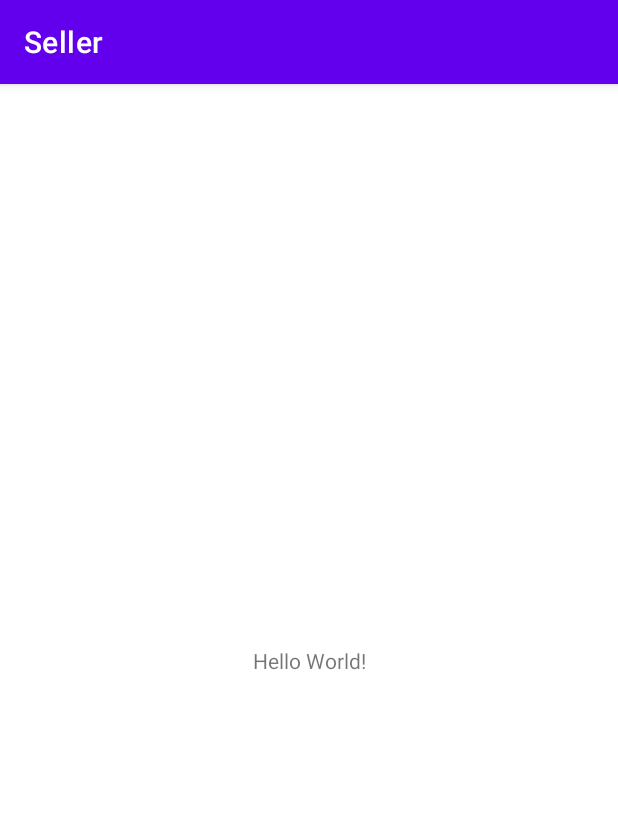
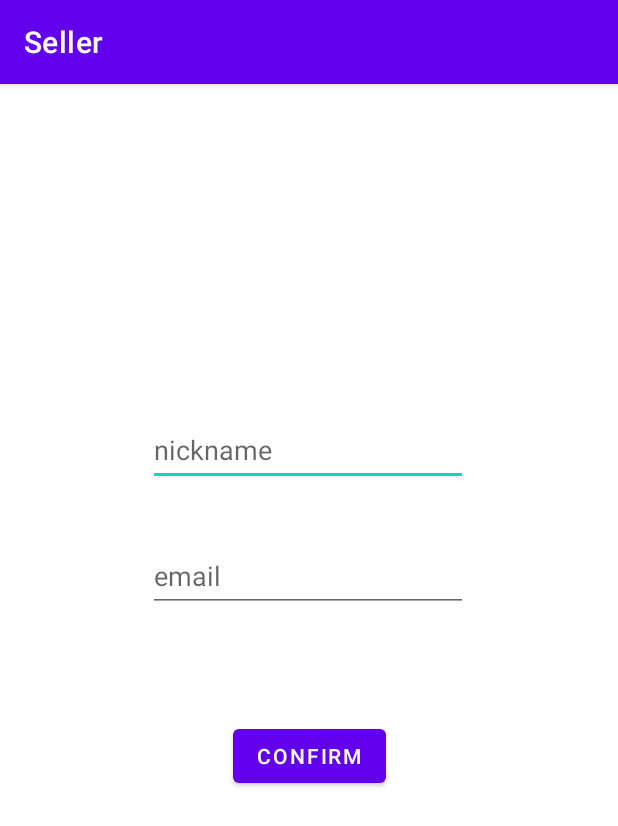
Before and after one commit to kamil315a/Seller, an Android app: the screen it shows after launch (MainActivity), on a phone screen of 412 x 824 dp. Shown: the top 826 px of the screen. Run offline under Robolectric (Android 15) with nearby library versions, the phone set to English and light mode, and no system bars.

Commit message:
login layout

```diff
--- a/app/src/main/res/layout/activity_main.xml
+++ b/app/src/main/res/layout/activity_main.xml
@@ -6,11 +6,55 @@
     android:layout_height="match_parent"
     tools:context=".MainActivity">
 
-    <TextView
+    <EditText
+        android:id="@+id/edtNickname"
         android:layout_width="wrap_content"
         android:layout_height="wrap_content"
-        android:text="Hello World!"
+        android:layout_marginTop="220dp"
+        android:ems="10"
+        android:hint="@string/nickname"
+        android:inputType="textPersonName"
+        android:minHeight="48dp"
+        app:layout_constraintEnd_toEndOf="parent"
+        app:layout_constraintHorizontal_bias="0.497"
+        app:layout_constraintStart_toStartOf="parent"
+        app:layout_constraintTop_toTopOf="parent" />
+
+    <EditText
+        android:id="@+id/edtEmail"
+        android:layout_width="wrap_content"
+        android:layout_height="wrap_content"
+        android:layout_marginTop="36dp"
+        android:ems="10"
+        android:hint="@string/email"
+        android:inputType="textEmailAddress"
+        android:minHeight="48dp"
+        app:layout_constraintEnd_toEndOf="@+id/edtNickname"
+        app:layout_constraintStart_toStartOf="@+id/edtNickname"
+        app:layout_constraintTop_toBottomOf="@+id/edtNickname" />
+
+    <Button
+        android:id="@+id/btnConfirm"
+        android:layout_width="wrap_content"
+        android:layout_height="wrap_content"
+        android:layout_marginTop="72dp"
+        android:text="Confirm"
+        app:layout_constraintEnd_toEndOf="parent"
+        app:layout_constraintStart_toStartOf="parent"
+        app:layout_constraintTop_toBottomOf="@+id/edtEmail" />
+
+    <FrameLayout
+
+        android:id="@+id/frameLayout"
+        android:layout_width="match_parent"
+        android:layout_height="wrap_content"
+        android:layout_marginStart="24dp"
+        android:layout_marginTop="32dp"
+        android:layout_marginEnd="24dp"
+        android:layout_marginBottom="32dp"
+        android:background="#E91E63"
         app:layout_constraintBottom_toBottomOf="parent"
+        app:layout_constraintBottom_toTopOf="parent"
         app:layout_constraintEnd_toEndOf="parent"
         app:layout_constraintStart_toStartOf="parent"
         app:layout_constraintTop_toTopOf="parent" />
--- a/app/src/main/res/values/strings.xml
+++ b/app/src/main/res/values/strings.xml
@@ -1,3 +1,5 @@
 <resources>
     <string name="app_name">Seller</string>
+    <string name="nickname">nickname</string>
+    <string name="email">email</string>
 </resources>
```
